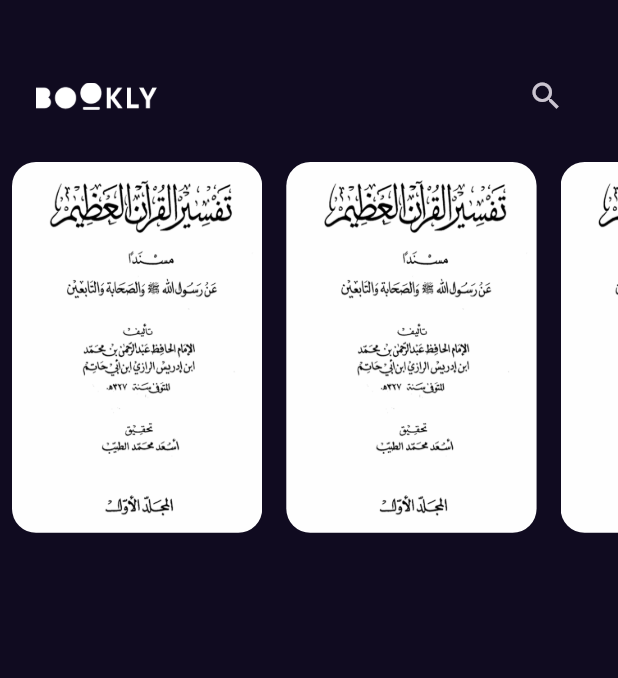
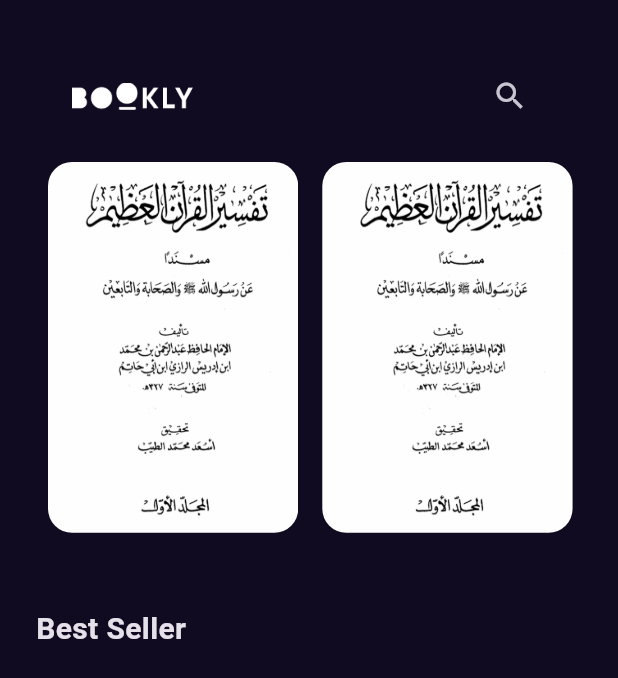
Before and after one commit to blalfayed/bookly, a Flutter app: the screen it shows after launch, on a phone screen of 412 x 824 dp. Shown: the top 678 px of the screen. Run offline on Flutter 3.47's test engine with Material 3 defaults, Android fonts, the phone set to English and light mode, and no system bars; our stand-ins replace get.

Commit message:
create styles file and add title to home view

```diff
--- /dev/null
+++ b/lib/core/utils/styles.dart
@@ -0,0 +1,8 @@
+import 'package:flutter/widgets.dart';
+
+abstract class Styles {
+  static const titleMedium = TextStyle(
+    fontSize: 20,
+    fontWeight: FontWeight.w600,
+  );
+}
--- /dev/null
+++ b/lib/features/home/presentation/views/widgets/featured_list_view.dart
@@ -0,0 +1,23 @@
+import 'package:flutter/material.dart';
+
+import 'custom_list_view_item.dart';
+
+class FeaturedBooksListView extends StatelessWidget {
+  const FeaturedBooksListView({super.key});
+
+  @override
+  Widget build(BuildContext context) {
+    return SizedBox(
+      height: MediaQuery.of(context).size.height * .3,
+      child: ListView.builder(
+        scrollDirection: Axis.horizontal,
+        itemBuilder: (context, index) {
+          return Padding(
+            padding: const EdgeInsets.symmetric(horizontal: 8.0),
+            child: FeaturedListViewItem(),
+          );
+        },
+      ),
+    );
+  }
+}
--- a/lib/features/home/presentation/views/widgets/home_view_body.dart
+++ b/lib/features/home/presentation/views/widgets/home_view_body.dart
@@ -1,6 +1,7 @@
+import 'package:bookly/core/utils/styles.dart';
 import 'package:flutter/material.dart';
 import 'custom_app_bar.dart';
-import 'custom_list_view_item.dart';
+import 'featured_list_view.dart';
 
 class HomeViewBody extends StatelessWidget {
   const HomeViewBody({super.key});
@@ -8,26 +9,17 @@ class HomeViewBody extends StatelessWidget {
   @override
   Widget build(BuildContext context) {
     return Scaffold(
-      body: Column(children: [CustomAppBar(), FeaturedBooksListView()]),
-    );
-  }
-}
-
-class FeaturedBooksListView extends StatelessWidget {
-  const FeaturedBooksListView({super.key});
-
-  @override
-  Widget build(BuildContext context) {
-    return SizedBox(
-      height: MediaQuery.of(context).size.height * .3,
-      child: ListView.builder(
-        scrollDirection: Axis.horizontal,
-        itemBuilder: (context, index) {
-          return Padding(
-            padding: const EdgeInsets.symmetric(horizontal: 8.0),
-            child: FeaturedListViewItem(),
-          );
-        },
+      body: Padding(
+        padding: const EdgeInsets.symmetric(horizontal: 24),
+        child: Column(
+          crossAxisAlignment: CrossAxisAlignment.start,
+          children: [
+            CustomAppBar(),
+            FeaturedBooksListView(),
+            SizedBox(height: 50),
+            Text("Best Seller", style: Styles.titleMedium),
+          ],
+        ),
       ),
     );
   }
```
